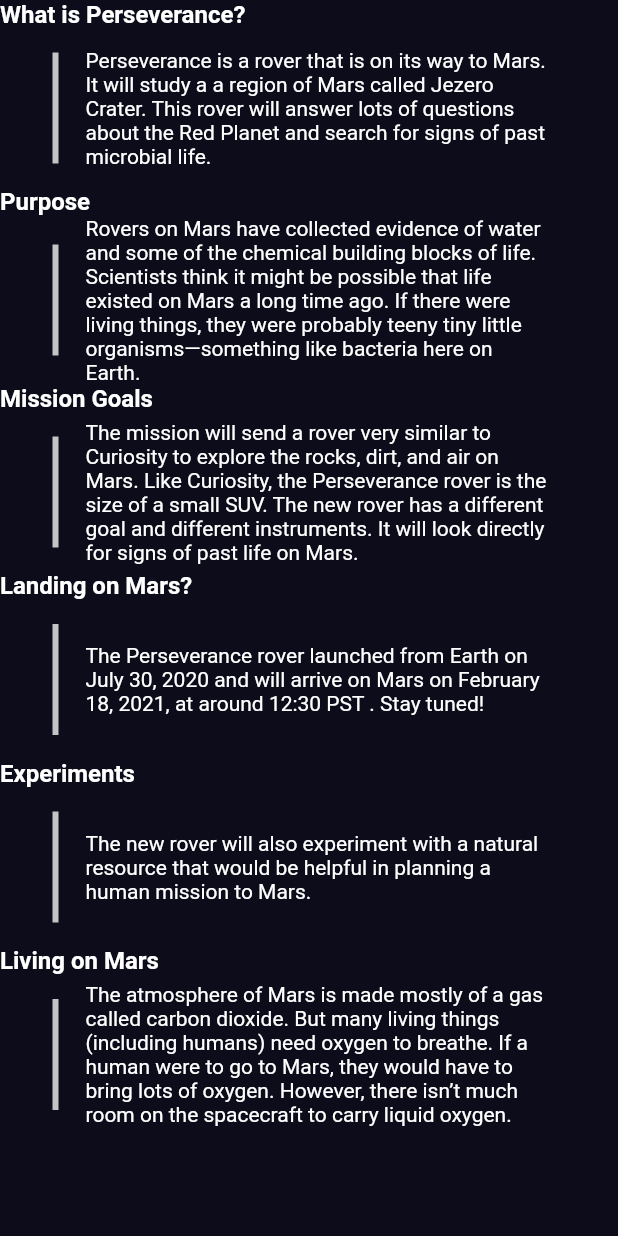
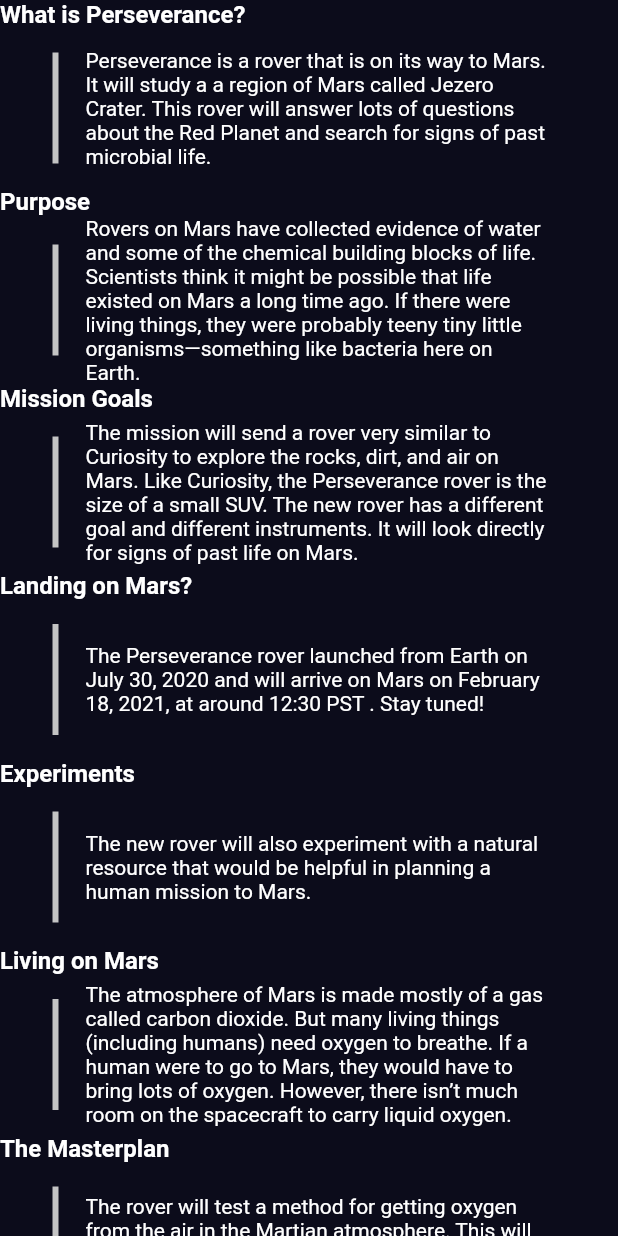
Before and after one commit to rootFaheem/thespaceinfo, a Flutter app: the MarsPerseveranceRover widget shown alone on an empty page, opened directly, on a phone screen of 412 x 824 dp. Run offline on Flutter 3.47's test engine with Material 2 defaults, Android fonts, the phone set to English and light mode, and no system bars; our stand-ins replace carousel_slider.

Commit message:
master plan point

```diff
--- a/lib/app/modules/mars/widgets/mars_perseverance_rover.dart
+++ b/lib/app/modules/mars/widgets/mars_perseverance_rover.dart
@@ -151,6 +151,30 @@ class MarsPerseveranceRover extends StatelessWidget {
               ),
             ],
           ),
+          Container(
+            child: Text(
+              "The Masterplan",
+              style: TextStyle(fontSize: 16.0, fontWeight: FontWeight.bold),
+            ),
+          ),
+          Row(
+            mainAxisAlignment: MainAxisAlignment.center,
+            children: <Widget>[
+              Container(
+                margin: EdgeInsets.only(top: 16.0, bottom: 16.0, right: 18.0),
+                color: Color(0xffC4C4C4),
+                child: SizedBox(height: 74.0, width: 4.0),
+              ),
+              Container(
+                width: 310.0,
+                margin: EdgeInsets.only(right: 10.0),
+                child: Text(
+                  "The rover will test a method for getting oxygen from the air in the Martian atmosphere. This will help NASA plan for the best designs to send human astronauts to explore Mars one day.",
+                  style: TextStyle(fontSize: 14.0),
+                ),
+              ),
+            ],
+          ),
         ],
       ),
     );
```
